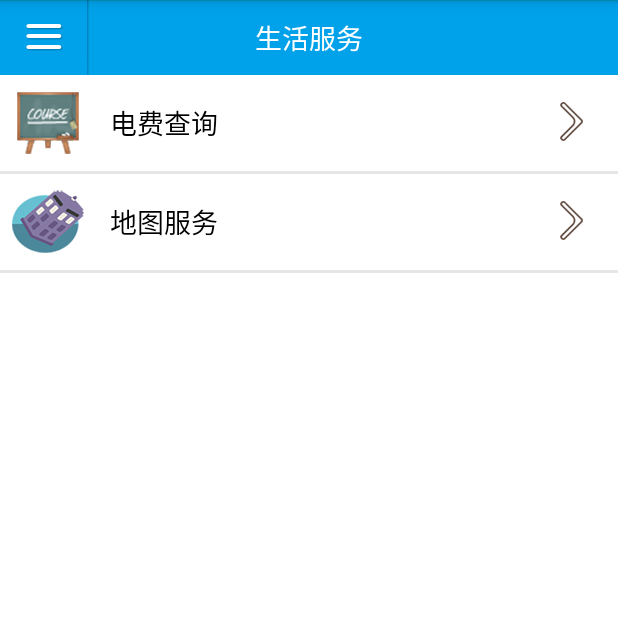
After one commit to Banca/isdust-android, an Android app: the LifeActivity screen opened directly, with no data from a screen before it, on a phone screen of 412 x 824 dp, the top half of it. The commit adds this screen. Run offline under Robolectric (Android 15) with nearby library versions, the phone set to English and light mode, and no system bars.

Commit message:
加入生活服务

```diff
--- a/app/src/main/AndroidManifest.xml
+++ b/app/src/main/AndroidManifest.xml
@@ -152,6 +152,10 @@
             android:name="com.isdust.www.NetworkCMCCLoginActivity"
             android:screenOrientation="portrait" >
         </activity>
+        <activity
+            android:name="com.isdust.www.LifeActivity"
+            android:screenOrientation="portrait" >
+        </activity>
         <service
             android:name="com.umeng.update.net.DownloadingService"
             android:process=":DownloadingService" >
--- /dev/null
+++ b/app/src/main/java/com/isdust/www/LifeActivity.java
@@ -0,0 +1,38 @@
+package com.isdust.www;
+
+import android.content.Intent;
+import android.os.Bundle;
+import android.view.View;
+
+import com.isdust.www.baseactivity.BaseMainActivity_new;
+
+/**
+ * Created by wzq on 15/11/23.
+ */
+public class LifeActivity extends BaseMainActivity_new {
+
+    @Override
+    protected void onCreate(Bundle savedInstanceState) {
+        super.onCreate(savedInstanceState);
+        INIT(R.layout.helper_life, "生活服务",8);
+    }
+    public void onFormJiaowuClick(View v) {
+        //设置传递方向
+        Intent intent = new Intent();
+        switch (v.getId()) {
+            case R.id.life_button_dianfei:
+                intent.setClass(this,EmptyRoomActivity.class);
+                //启动activity
+                this.startActivity(intent);
+                break;
+            case R.id.life_button_map:
+                intent.setClass(this,ScheduleActivity.class);
+                //启动activity
+                this.startActivity(intent);
+                break;
+
+
+
+        }
+    }
+}
--- a/app/src/main/java/com/isdust/www/menu/Leftmenu.java
+++ b/app/src/main/java/com/isdust/www/menu/Leftmenu.java
@@ -14,6 +14,7 @@ import com.isdust.www.GoNetActivity;
 import com.isdust.www.JiaowuActivity;
 import com.isdust.www.KuaiTongActivity;
 import com.isdust.www.LibraryActivity;
+import com.isdust.www.LifeActivity;
 import com.isdust.www.MainActivity;
 import com.isdust.www.NewsActivity;
 import com.isdust.www.R;
@@ -102,6 +103,9 @@ public class Leftmenu {
                 .findViewById(R.id.leftmenu_news);
         ImageView ImageView_about = (ImageView) thisActivity
                 .findViewById(R.id.leftmenu_about);
+        ImageView ImageView_life = (ImageView) thisActivity
+                .findViewById(R.id.leftmenu_life);
+
 
         ImageView_home.setOnTouchListener(new View.OnTouchListener() {
             @Override
@@ -259,6 +263,28 @@ public class Leftmenu {
                 return true;
             }
         });
+
+
+
+        ImageView_life.setOnTouchListener(new View.OnTouchListener() {
+            @Override
+            public boolean onTouch(View v, MotionEvent event) {
+                if (event.getAction() == MotionEvent.ACTION_DOWN) {
+                    leftmenu_ui(8);
+                } else if (event.getAction() == MotionEvent.ACTION_UP) {
+                    Intent intent = new Intent();
+                    intent.setClass(thisActivity, LifeActivity.class);
+
+                    if (type != 8){
+                        thisActivity.startActivity(intent);
+                        thisActivity.finish();}
+                    else{
+                        menu.toggle();
+                    }
+                }
+                return true;
+            }
+        });
     }
 
     public static int dip2px(Context context, float dipValue) {
@@ -277,17 +303,20 @@ public class Leftmenu {
                 (ImageView) thisActivity.findViewById(R.id.leftmenu_library),
                 (ImageView) thisActivity.findViewById(R.id.leftmenu_card),
                 (ImageView) thisActivity.findViewById(R.id.leftmenu_news),
-                (ImageView) thisActivity.findViewById(R.id.leftmenu_about),};
+                (ImageView) thisActivity.findViewById(R.id.leftmenu_about),
+                (ImageView) thisActivity.findViewById(R.id.leftmenu_life),};
 
 
         int[] tu0 = {R.drawable.leftmenu_home1, R.drawable.leftmenu_wifi1,
                 R.drawable.leftmenu_kuaitong1, R.drawable.leftmenu_jiaowu1,
                 R.drawable.leftmenu_library1, R.drawable.leftmenu_card1,
-                R.drawable.leftmenu_news1,R.drawable.leftmenu_about1,};
+                R.drawable.leftmenu_news1,R.drawable.leftmenu_about1,
+                R.drawable.leftmenu_life1};
         int[] tu1 = {R.drawable.leftmenu_home2, R.drawable.leftmenu_wifi2,
                 R.drawable.leftmenu_kuaitong2, R.drawable.leftmenu_jiaowu2,
                 R.drawable.leftmenu_library2, R.drawable.leftmenu_card2,
-                R.drawable.leftmenu_news2,R.drawable.leftmenu_about2,};
+                R.drawable.leftmenu_news2,R.drawable.leftmenu_about2,
+                R.drawable.leftmenu_life2};
         int i;
         for (i = 0; i < myImageViews.length; i++) {
             if (i == (a))
--- /dev/null
+++ b/app/src/main/res/layout/helper_life.xml
@@ -0,0 +1,64 @@
+<RelativeLayout xmlns:android="http://schemas.android.com/apk/res/android"
+                android:layout_width="match_parent"
+                android:layout_height="match_parent" >
+
+
+
+
+    <RelativeLayout
+        android:layout_width="fill_parent"
+        android:layout_height="fill_parent"
+        android:background="#fff"
+        android:orientation="vertical"
+        android:id="@+id/RelativeLayout_schedule">
+
+        <include layout="@layout/layout_title_bar"
+                 android:id="@+id/include2" />
+        <LinearLayout
+            android:layout_width="fill_parent"
+            android:layout_height="wrap_content"
+            android:layout_gravity="center"
+            android:background="@color/color_btn_white"
+            android:orientation="vertical"
+            android:layout_below="@+id/include2">
+            <Button
+                android:id="@+id/life_button_dianfei"
+                android:onClick="onFormJiaowuClick"
+                android:text="  电费查询"
+                android:gravity="center_vertical|left"
+                android:textSize="18sp"
+                android:background="@drawable/selector_item_button"
+                android:drawableLeft="@drawable/item_schedule"
+                android:drawableRight="@drawable/arrow"
+                android:layout_width="match_parent"
+                android:layout_height="fill_parent" />
+
+            <View
+                android:layout_width="fill_parent"
+                android:layout_height="3px"
+                android:background="@color/color_page_white" />
+
+            <Button
+                android:id="@+id/life_button_map"
+                android:onClick="onFormJiaowuClick"
+                android:text="  地图服务"
+                android:gravity="center_vertical|left"
+                android:textSize="18sp"
+                android:background="@drawable/selector_item_button"
+                android:drawableLeft="@drawable/item_emptyroom"
+                android:drawableRight="@drawable/arrow"
+                android:layout_width="match_parent"
+                android:layout_height="fill_parent" />
+
+            <View
+                android:layout_width="fill_parent"
+                android:layout_height="3px"
+                android:background="@color/color_page_white" />
+
+
+
+        </LinearLayout>
+
+    </RelativeLayout>
+
+</RelativeLayout>
--- a/app/src/main/res/layout/leftmenu.xml
+++ b/app/src/main/res/layout/leftmenu.xml
@@ -53,7 +53,11 @@
                 android:layout_height="48dp"
                 android:background="@drawable/leftmenu_library1" />
 
-
+            <ImageView
+                android:id="@+id/leftmenu_life"
+                android:layout_width="199dp"
+                android:layout_height="48dp"
+                android:background="@drawable/leftmenu_library1" />
 
 
 
```
Also changed, not shown: app/src/main/res/drawable-hdpi/leftmenu_life1.png (added), app/src/main/res/drawable-hdpi/leftmenu_life2.png (added).
